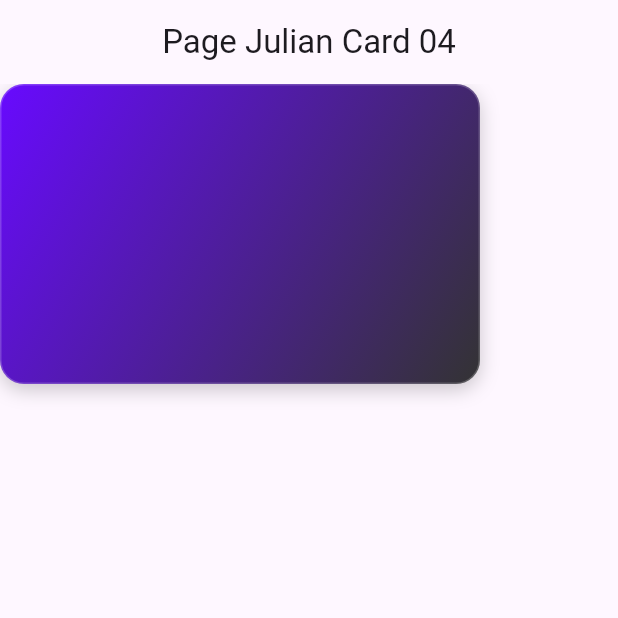
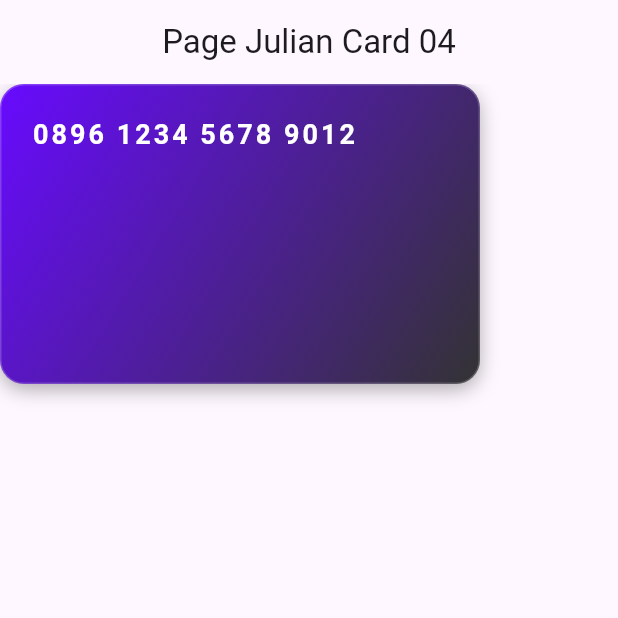
Before and after one commit to Julianarwansah/tugas_week_8_1123150112, a Flutter app: the screen it shows after launch, on a phone screen of 412 x 824 dp, the top half of it. Run offline on Flutter 3.47's test engine with Material 3 defaults, Android fonts, the phone set to English and light mode, and no system bars.

Commit message:
menambahkan colum baru text

```diff
--- a/lib/pages/page_card_04.dart
+++ b/lib/pages/page_card_04.dart
@@ -17,6 +17,7 @@ class JulPageCard04 extends StatelessWidget {
               width: 320,
               height: 200,
               margin: const EdgeInsets.only(bottom: 20),
+              padding: const EdgeInsets.all(20),
               decoration: BoxDecoration(
                 borderRadius: BorderRadius.circular(16),
                 gradient: const LinearGradient(
@@ -33,10 +34,25 @@ class JulPageCard04 extends StatelessWidget {
                 ),
                 boxShadow: [
                   BoxShadow(
-                    color: Colors.black.withValues(alpha: 0.2),
+                    color: Colors.black.withValues(alpha: 0.3),
                     blurRadius: 10,
                     offset: const Offset(0, 4),
                   ),
+                ],
+              ),
+              child: Column(
+                crossAxisAlignment: CrossAxisAlignment.start,
+                children: [
+                  const Text(
+                    '0896 1234 5678 9012',
+                    style: TextStyle(
+                      color: Colors.white,
+                      fontSize: 18,
+                      fontWeight: FontWeight.bold,
+                      letterSpacing: 2,
+                    ),
+                  ),
+                  const SizedBox(height: 20),
                 ],
               ),
             ),
```
